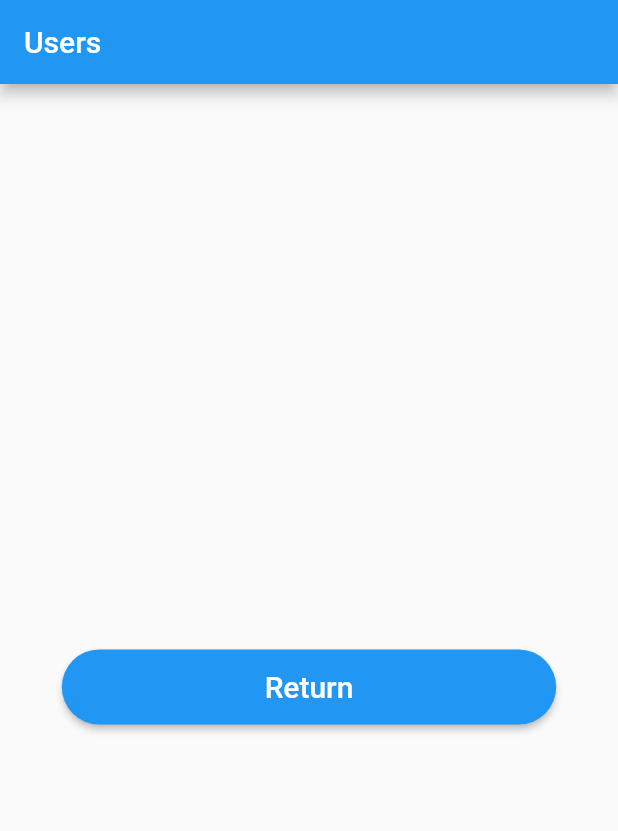
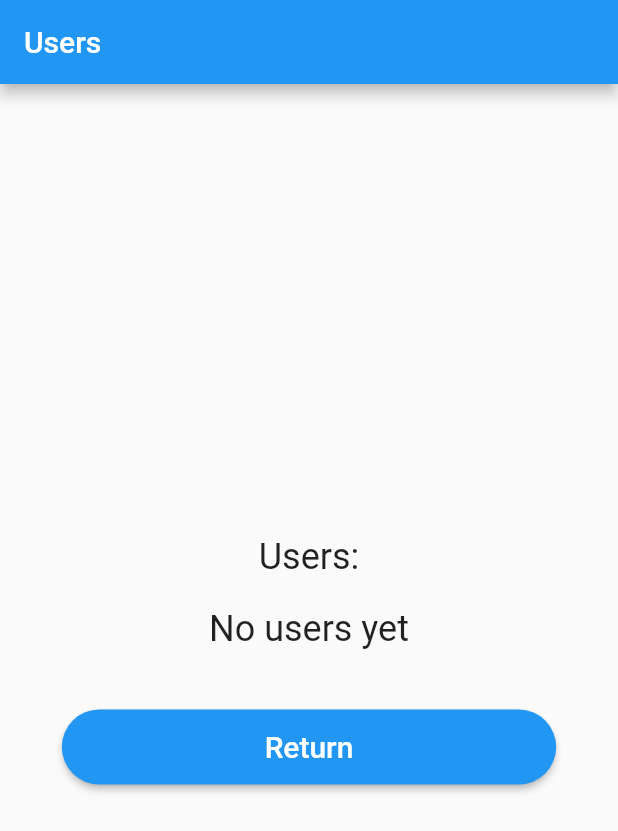
Before and after one commit to andres123dbh/parcial_final_movil, a Flutter app: the HomeUser screen opened directly, after a tap on "View Users", on a phone screen of 412 x 824 dp. Shown: the top 831 px of the screen. Run offline on Flutter 3.47's test engine with Material 2 defaults, Android fonts, the phone set to English and light mode, and no system bars; our stand-ins replace device_info_plus, dropdown_button2, firebase_core, firebase_messaging, flutter_dotenv, get and 2 more; accounts and stored records are empty; network calls fail.

Commit message:
Show message when there are no other users

```diff
--- a/frontend/parcial_final_movil/lib/users_view.dart
+++ b/frontend/parcial_final_movil/lib/users_view.dart
@@ -55,7 +55,17 @@ class _ListUsersState extends State<ListUsers> {
         body: Column(
           mainAxisAlignment: MainAxisAlignment.center,
           children: [
-            ListView.separated(
+            const Text('Users:',style: TextStyle(fontSize: 24.0)),
+            const SizedBox(height: 20),
+            userList.isEmpty ? Container(
+                  alignment: Alignment.center,
+                  child: Column(
+                    children: const [
+                      Text('No users yet',style: TextStyle(fontSize: 24.0)),
+                      SizedBox(height: 20),
+                    ],
+                  )
+            ): ListView.separated(
               scrollDirection: Axis.vertical,
               shrinkWrap: true,
               padding: const EdgeInsets.all(8),
@@ -66,6 +76,7 @@ class _ListUsersState extends State<ListUsers> {
               },
               separatorBuilder: (BuildContext context, int index) => const Divider(),
             ),
+
             const SizedBox(height: 20),
             ElevatedButton(
                   onPressed: () {
```
